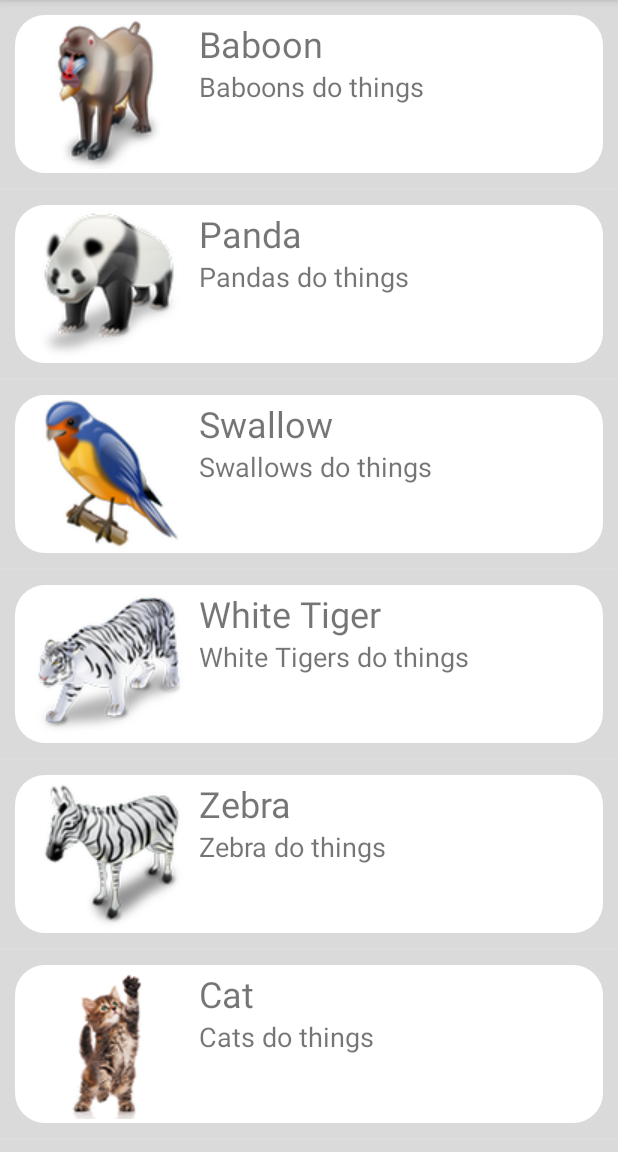
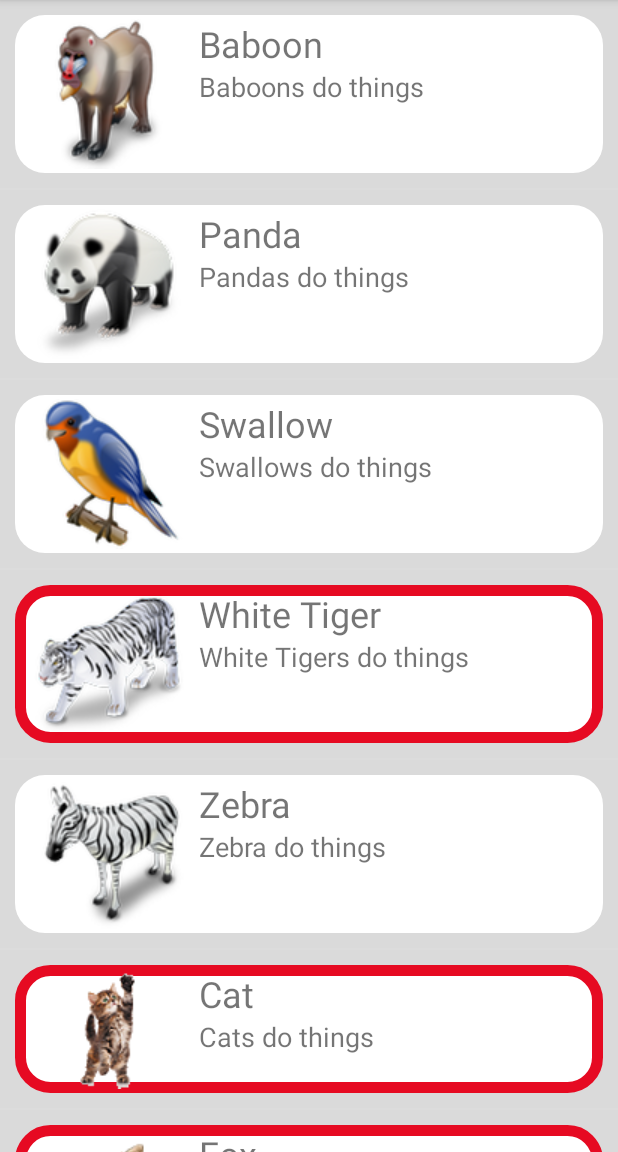
Before and after one commit to StephenGemin/ZooAppList, an Android app: the screen it shows after launch (MainActivity), on a phone screen of 412 x 824 dp, the part 84-1236 px from its top. Run offline under Robolectric (Android 15) with nearby library versions, the light colour scheme and no system bars.

```diff
--- a/app/build.gradle
+++ b/app/build.gradle
@@ -25,7 +25,7 @@ android {
 
 dependencies {
     implementation fileTree(dir: 'libs', include: ['*.jar'])
-    implementation"org.jetbrains.kotlin:kotlin-stdlib-jdk7:$kotlin_version"
+    implementation "org.jetbrains.kotlin:kotlin-stdlib-jdk7:$kotlin_version"
     implementation 'androidx.appcompat:appcompat:1.0.2'
     implementation 'androidx.core:core-ktx:1.0.2'
     implementation 'androidx.constraintlayout:constraintlayout:1.1.3'
--- a/app/src/main/AndroidManifest.xml
+++ b/app/src/main/AndroidManifest.xml
@@ -9,6 +9,8 @@
             android:roundIcon="@mipmap/ic_launcher_round"
             android:supportsRtl="true"
             android:theme="@style/AppTheme">
+        <activity android:name=".AnimalDetails">
+        </activity>
         <activity android:name=".MainActivity">
             <intent-filter>
                 <action android:name="android.intent.action.MAIN"/>
--- /dev/null
+++ b/app/src/main/java/com/example/zooapplist/AnimalDetails.kt
@@ -0,0 +1,12 @@
+package com.example.zooapplist
+
+import androidx.appcompat.app.AppCompatActivity
+import android.os.Bundle
+
+class AnimalDetails : AppCompatActivity() {
+
+    override fun onCreate(savedInstanceState: Bundle?) {
+        super.onCreate(savedInstanceState)
+        setContentView(R.layout.activity_animal_details)
+    }
+}
--- a/app/src/main/java/com/example/zooapplist/MainActivity.kt
+++ b/app/src/main/java/com/example/zooapplist/MainActivity.kt
@@ -18,13 +18,13 @@ class MainActivity : AppCompatActivity() {
         super.onCreate(savedInstanceState)
         setContentView(R.layout.activity_main)
         //load animals
-        listOfAnimals.add(Animal(getString(R.string.baboon), getString(R.string.baboon_desc), R.drawable.baboon))
-        listOfAnimals.add(Animal(getString(R.string.panda), getString(R.string.panda_desc), R.drawable.panda))
-        listOfAnimals.add(Animal(getString(R.string.swallow), getString(R.string.swallow_desc), R.drawable.swallow_bird))
-        listOfAnimals.add(Animal(getString(R.string.white_tiger), getString(R.string.white_tiger_desc), R.drawable.white_tiger))
-        listOfAnimals.add(Animal(getString(R.string.zebra), getString(R.string.zebra_desc), R.drawable.zebra))
-        listOfAnimals.add(Animal(getString(R.string.cat), getString(R.string.cat_desc), R.drawable.cat))
-        listOfAnimals.add(Animal(getString(R.string.fox), getString(R.string.fox_desc), R.drawable.fox))
+        listOfAnimals.add(Animal(getString(R.string.baboon), getString(R.string.baboon_desc), R.drawable.baboon, false))
+        listOfAnimals.add(Animal(getString(R.string.panda), getString(R.string.panda_desc), R.drawable.panda, false))
+        listOfAnimals.add(Animal(getString(R.string.swallow), getString(R.string.swallow_desc), R.drawable.swallow_bird, false))
+        listOfAnimals.add(Animal(getString(R.string.white_tiger), getString(R.string.white_tiger_desc), R.drawable.white_tiger, true))
+        listOfAnimals.add(Animal(getString(R.string.zebra), getString(R.string.zebra_desc), R.drawable.zebra, false))
+        listOfAnimals.add(Animal(getString(R.string.cat), getString(R.string.cat_desc), R.drawable.cat, true))
+        listOfAnimals.add(Animal(getString(R.string.fox), getString(R.string.fox_desc), R.drawable.fox, true))
 
         adapter = animalAdapter(this, listOfAnimals)
         animalList.adapter = adapter
@@ -39,12 +39,21 @@ class MainActivity : AppCompatActivity() {
         }
         override fun getView(p0: Int, p1: View?, p2: ViewGroup?): View {
             val animal = listOfAnimals[p0]
+            if (animal.iskiller!!) {
+                var inflator = context!!.getSystemService(Context.LAYOUT_INFLATER_SERVICE) as LayoutInflater
+                var myView = inflator.inflate(R.layout.animal_iskiller_ticket, null)
+                myView.txt_header.text = animal.name!!.toString()
+                myView.txt_desc.text = animal.desc!!.toString()
+                myView.img.setImageResource(animal.image!!)
+                return myView
+            } else {
                 var inflator = context!!.getSystemService(Context.LAYOUT_INFLATER_SERVICE) as LayoutInflater
                 var myView = inflator.inflate(R.layout.animal_ticket, null)
                 myView.txt_header.text = animal.name!!.toString()
                 myView.txt_desc.text = animal.desc!!.toString()
                 myView.img.setImageResource(animal.image!!)
                 return myView
+            }
         }
 
         override fun getItem(p0: Int): Any {
--- a/app/src/main/java/com/example/zooapplist/animal.kt
+++ b/app/src/main/java/com/example/zooapplist/animal.kt
@@ -4,9 +4,11 @@ class Animal{
     var name:String?=null
     var desc:String?=null
     var image:Int?=null
-    constructor(name:String, desc:String, image:Int){
+    var iskiller:Boolean?=null
+    constructor(name:String, desc:String, image:Int, iskiller:Boolean){
         this.name = name
         this.desc = desc
         this.image = image
+        this.iskiller = iskiller
     }
 }
--- /dev/null
+++ b/app/src/main/res/drawable/background_killer.xml
@@ -0,0 +1,11 @@
+<?xml version="1.0" encoding="utf-8"?>
+<selector xmlns:android="http://schemas.android.com/apk/res/android">
+    <item>
+        <shape>
+            <stroke android:color="@color/red" android:width="7dp"/>
+            <solid android:color="@color/white"/>
+            <corners android:radius="20dp"/>
+            <padding android:top="@dimen/inner_pad" android:right="@dimen/inner_pad" android:bottom="@dimen/inner_pad" android:left="@dimen/inner_pad"/>
+        </shape>
+    </item>
+</selector>
--- /dev/null
+++ b/app/src/main/res/layout/activity_animal_details.xml
@@ -0,0 +1,10 @@
+<?xml version="1.0" encoding="utf-8"?>
+<androidx.constraintlayout.widget.ConstraintLayout
+        xmlns:android="http://schemas.android.com/apk/res/android"
+        xmlns:tools="http://schemas.android.com/tools"
+        xmlns:app="http://schemas.android.com/apk/res-auto"
+        android:layout_width="match_parent"
+        android:layout_height="match_parent"
+        tools:context=".AnimalDetails">
+
+</androidx.constraintlayout.widget.ConstraintLayout>
--- /dev/null
+++ b/app/src/main/res/layout/animal_iskiller_ticket.xml
@@ -0,0 +1,43 @@
+<?xml version="1.0" encoding="utf-8"?>
+<LinearLayout
+        xmlns:android="http://schemas.android.com/apk/res/android"
+        xmlns:tools="http://schemas.android.com/tools"
+        xmlns:app="http://schemas.android.com/apk/res-auto"
+        android:layout_width="match_parent"
+        android:layout_height="wrap_content"
+        android:orientation="horizontal"
+        android:padding="@dimen/toplevel_pad"
+        android:background="@color/grey">
+    <LinearLayout
+            android:orientation="horizontal"
+            android:layout_width="match_parent"
+            android:layout_height="wrap_content"
+            android:background="@drawable/background_killer">
+        <ImageView
+                android:id="@+id/img"
+                app:srcCompat="@drawable/baboon"
+                android:layout_width="120dp"
+                android:layout_height="wrap_content"/>
+        <LinearLayout
+                android:layout_width="match_parent"
+                android:layout_height="wrap_content"
+                android:orientation="vertical">
+            <TextView
+                    android:id="@+id/txt_header"
+                    android:text="@string/baboon"
+                    android:layout_width="wrap_content"
+                    android:layout_height="0dp"
+                    android:layout_weight="0.5"
+                    android:textSize="@dimen/header"/>
+            <TextView
+                    android:id="@+id/txt_desc"
+                    android:text="@string/baboon_desc"
+                    android:layout_width="wrap_content"
+                    android:layout_height="0dp"
+                    android:layout_weight="0.5"
+                    android:textSize="@dimen/desc"/>
+        </LinearLayout>
+    </LinearLayout>
+
+
+</LinearLayout>
--- a/app/src/main/res/values/colors.xml
+++ b/app/src/main/res/values/colors.xml
@@ -5,4 +5,5 @@
     <color name="colorAccent">#D81B60</color>
     <color name="white">#ffffff</color>
     <color name="grey">#d5d4d4d4</color>
+    <color name="red">#E60A22</color>
 </resources>
```
Also changed, not shown: app/src/main/res/drawable/cat.png, app/src/main/res/drawable/fox.png. Lines whose indentation alone changed are shown as unchanged.
